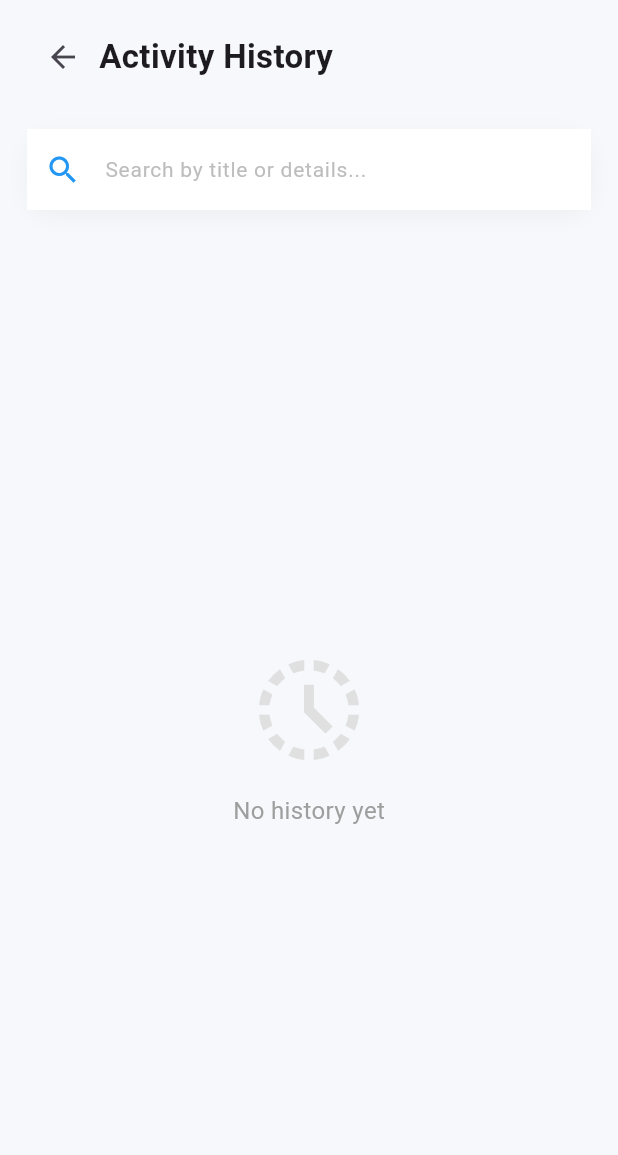
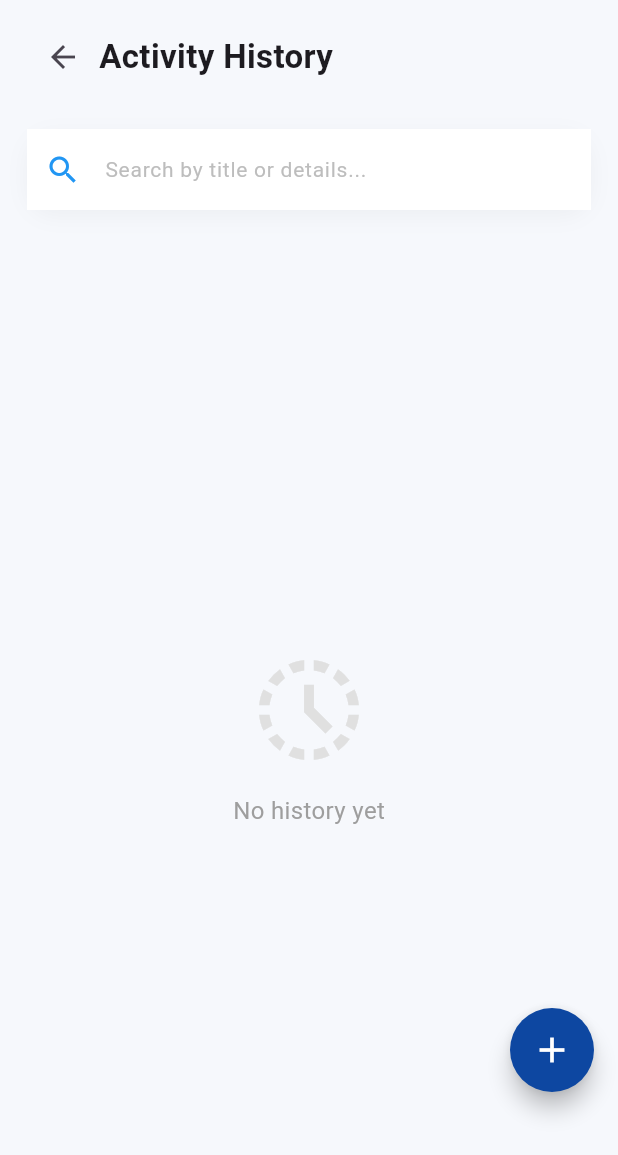
Before and after one commit to vidhuaghera2633-prog/customer_app, a Flutter app: the ComplaintHistoryScreen screen opened directly, on a phone screen of 412 x 824 dp. Shown: the top 1155 px of the screen. Run offline on Flutter 3.47's test engine with Material 3 defaults, Android fonts, the phone set to English and light mode, and no system bars; our stand-ins replace cloud_firestore, file_picker, firebase_auth, firebase_core, google_maps_flutter, image_picker and 1 more; accounts and stored records are empty.

Commit message:
UI Tweak: Remove central plus button from bottom navigation and add as Floating Action Button on Activity History screen

```diff
--- a/lib/features/complaints/presentation/screens/complaints_history_screen.dart
+++ b/lib/features/complaints/presentation/screens/complaints_history_screen.dart
@@ -7,6 +7,7 @@ import '../../../../core/widgets/app_layout.dart';
 import '../../../../core/widgets/fade_in.dart';
 import '../../../../core/theme/page_transition.dart';
 import '../screens/complaint_details_screen.dart';
+import 'raise_complaint_screen.dart';
 
 class ComplaintHistoryScreen extends StatefulWidget {
   const ComplaintHistoryScreen({super.key});
@@ -26,7 +27,26 @@ class _ComplaintHistoryScreenState extends State<ComplaintHistoryScreen> {
     return AppLayout(
       title: "Activity History",
       showBack: Navigator.canPop(context),
-      child: Column(
+      child: Scaffold(
+        backgroundColor: Colors.transparent,
+        floatingActionButton: Padding(
+          padding: const EdgeInsets.only(bottom: 80),
+          child: FloatingActionButton(
+            backgroundColor: const Color(0xff0D47A1),
+            shape: const CircleBorder(),
+            elevation: 6,
+            onPressed: () {
+              Navigator.push(
+                context,
+                FadePageRoute(page: const RaiseComplaintScreen()),
+              ).then((_) {
+                if (mounted) setState(() {});
+              });
+            },
+            child: const Icon(Icons.add, color: Colors.white, size: 28),
+          ),
+        ),
+        body: Column(
           children: [
             // ✅ Premium Search Bar
             Padding(
@@ -154,6 +174,7 @@ class _ComplaintHistoryScreenState extends State<ComplaintHistoryScreen> {
               ),
             ),
           ],
+        ),
       ),
     );
   }
```
Also changed, not shown: lib/core/navigation/main_navigation.dart (+0 -45 lines). Lines whose indentation alone changed are shown as unchanged.
